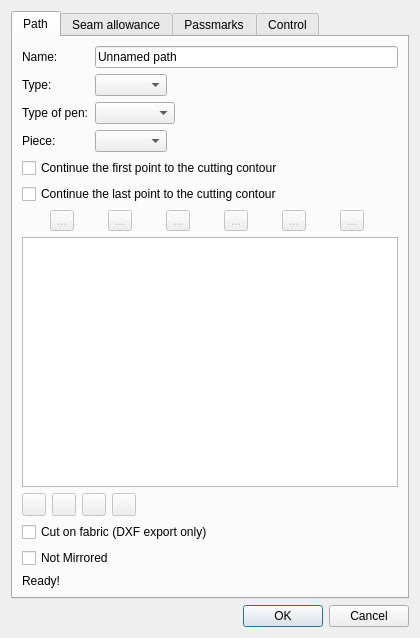
This is src/libs/vtools/dialogs/tools/piece/dialogpiecepath.ui in equinox-patterns/Ostara as Qt 5 draws it before an edit. The edited form follows.
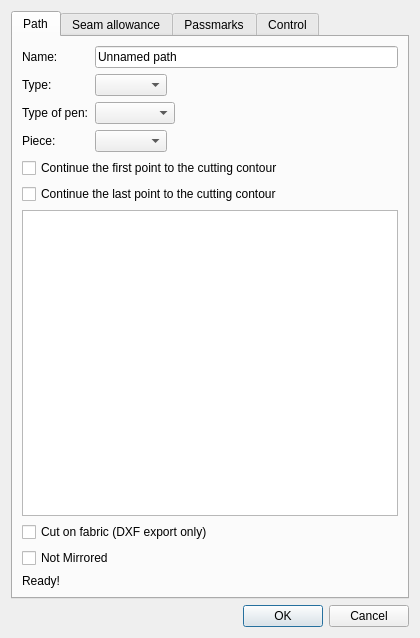
This is the edited form. Icons and pictures are not drawn. Custom widgets are drawn as their Qt base class.

```diff
--- a/src/libs/vtools/dialogs/tools/piece/dialogpiecepath.ui
+++ b/src/libs/vtools/dialogs/tools/piece/dialogpiecepath.ui
@@ -109,103 +109,6 @@
          </property>
         </widget>
        </item>
-       <item>
-        <layout class="QHBoxLayout" name="horizontalLayout_8">
-         <item>
-          <widget class="QToolButton" name="toolButtonReverse">
-           <property name="enabled">
-            <bool>false</bool>
-           </property>
-           <property name="toolTip">
-            <string>Reverse node direction</string>
-           </property>
-           <property name="text">
-            <string notr="true">...</string>
-           </property>
-           <property name="checkable">
-            <bool>true</bool>
-           </property>
-          </widget>
-         </item>
-         <item>
-          <widget class="QToolButton" name="toolButtonExcluded">
-           <property name="enabled">
-            <bool>false</bool>
-           </property>
-           <property name="toolTip">
-            <string>Excluded node</string>
-           </property>
-           <property name="text">
-            <string notr="true">...</string>
-           </property>
-           <property name="checkable">
-            <bool>true</bool>
-           </property>
-          </widget>
-         </item>
-         <item>
-          <widget class="QToolButton" name="toolButtonTurnPoint">
-           <property name="enabled">
-            <bool>false</bool>
-           </property>
-           <property name="toolTip">
-            <string>Turn point</string>
-           </property>
-           <property name="text">
-            <string notr="true">...</string>
-           </property>
-           <property name="checkable">
-            <bool>true</bool>
-           </property>
-          </widget>
-         </item>
-         <item>
-          <widget class="QToolButton" name="toolButtonCheckUniqness">
-           <property name="enabled">
-            <bool>false</bool>
-           </property>
-           <property name="toolTip">
-            <string>Check node uniqness</string>
-           </property>
-           <property name="text">
-            <string notr="true">...</string>
-           </property>
-           <property name="checkable">
-            <bool>true</bool>
-           </property>
-          </widget>
-         </item>
-         <item>
-          <widget class="QToolButton" name="toolButtonPassmark">
-           <property name="enabled">
-            <bool>false</bool>
-           </property>
-           <property name="toolTip">
-            <string>Notch</string>
-           </property>
-           <property name="text">
-            <string notr="true">...</string>
-           </property>
-           <property name="checkable">
-            <bool>true</bool>
-           </property>
-          </widget>
-         </item>
-         <item>
-          <widget class="QToolButton" name="toolButtonDelete">
-           <property name="enabled">
-            <bool>false</bool>
-           </property>
-           <property name="toolTip">
-            <string>Delete node</string>
-           </property>
-           <property name="text">
-            <string notr="true">...</string>
-           </property>
-          </widget>
-         </item>
-        </layout>
-       </item>
        <item>
         <widget class="QListWidget" name="listWidget">
          <property name="dragDropMode">
@@ -213,75 +116,6 @@
          </property>
         </widget>
        </item>
-       <item>
-        <layout class="QHBoxLayout" name="horizontalLayout_3">
-         <item>
-          <widget class="QToolButton" name="toolButtonTop">
-           <property name="enabled">
-            <bool>false</bool>
-           </property>
-           <property name="toolTip">
-            <string>Move on top</string>
-           </property>
-           <property name="text">
-            <string notr="true"/>
-           </property>
-          </widget>
-         </item>
-         <item>
-          <widget class="QToolButton" name="toolButtonUp">
-           <property name="enabled">
-            <bool>false</bool>
-           </property>
-           <property name="toolTip">
-            <string>Move up</string>
-           </property>
-           <property name="text">
-            <string notr="true"/>
-           </property>
-          </widget>
-         </item>
-         <item>
-          <widget class="QToolButton" name="toolButtonDown">
-           <property name="enabled">
-            <bool>false</bool>
-           </property>
-           <property name="toolTip">
-            <string>Move down</string>
-           </property>
-           <property name="text">
-            <string notr="true"/>
-           </property>
-          </widget>
-         </item>
-         <item>
-          <widget class="QToolButton" name="toolButtonBottom">
-           <property name="enabled">
-            <bool>false</bool>
-           </property>
-           <property name="toolTip">
-            <string>Move on bottom</string>
-           </property>
-           <property name="text">
-            <string notr="true"/>
-           </property>
-          </widget>
-         </item>
-         <item>
-          <spacer name="horizontalSpacer_5">
-           <property name="orientation">
-            <enum>Qt::Orientation::Horizontal</enum>
-           </property>
-           <property name="sizeHint" stdset="0">
-            <size>
-             <width>5000</width>
-             <height>20</height>
-            </size>
-           </property>
-          </spacer>
-         </item>
-        </layout>
-       </item>
        <item>
         <widget class="QCheckBox" name="checkBoxCut">
          <property name="toolTip">
```
